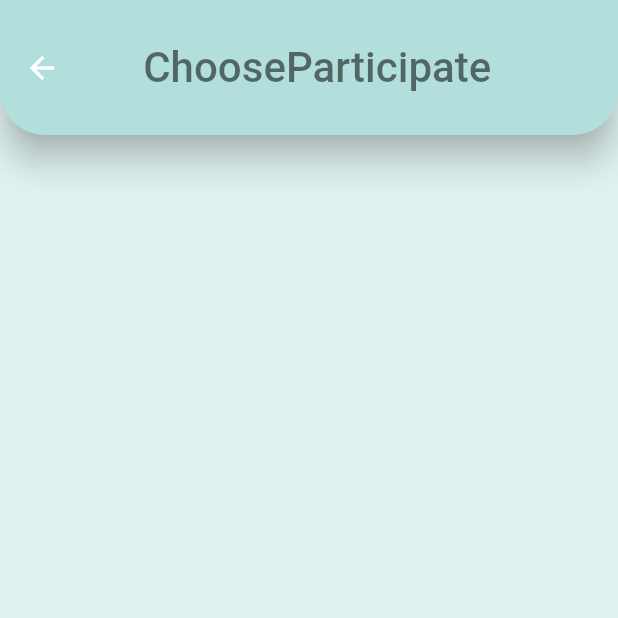
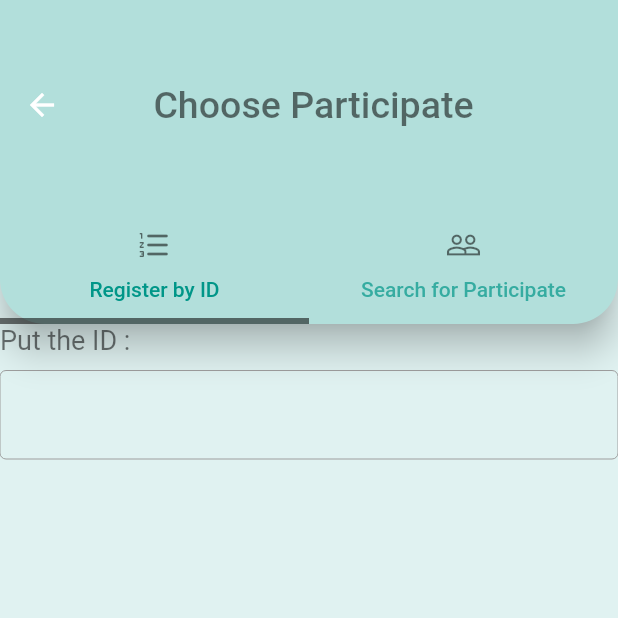
Before and after one commit to mooha9/Eventy_app, a Flutter app: the ChooseParticipate screen opened directly, on a phone screen of 412 x 824 dp, the top half of it. Run offline on Flutter 3.47's test engine with Material 2 defaults, Android fonts, the phone set to English and light mode, and no system bars; our stand-ins replace fancy_bottom_navigation, qr_flutter; missing offline and left inert: vertical_card_pager.

Commit message:
Add choose Particiipate Page

```diff
--- a/lib/screens/choosParaticipate.dart
+++ b/lib/screens/choosParaticipate.dart
@@ -1,5 +1,6 @@
 import 'package:eventy_app/screens/manage_event.dart';
 import 'package:flutter/material.dart';
+import 'package:vertical_card_pager/vertical_card_pager.dart';
 
 class ChooseParticipate extends StatefulWidget {
   @override
@@ -8,12 +9,14 @@ class ChooseParticipate extends StatefulWidget {
 
 class _ChooseParticipateState extends State<ChooseParticipate> {
   @override
-  Widget build(BuildContext context) {
-    return Scaffold(
+  Widget build(BuildContext context) => DefaultTabController(
+      initialIndex: 0,
+      length: 2,
+      child: Scaffold(
         backgroundColor: Colors.teal[50],
         appBar: AppBar(
           backgroundColor: Colors.teal[100],
-        toolbarHeight: 90,
+          toolbarHeight: 140,
           elevation: 10,
           shape: RoundedRectangleBorder(
             borderRadius: BorderRadius.vertical(
@@ -24,24 +27,91 @@ class _ChooseParticipateState extends State<ChooseParticipate> {
             mainAxisAlignment: MainAxisAlignment.center,
             children: [
               Padding(
-               padding: const EdgeInsets.only(right:45.0),
+                padding: const EdgeInsets.only(right: 50),
                 child: Text(
-                'ChooseParticipate',
+                  'Choose Participate',
                   style: TextStyle(
                     color: Colors.black54,
-                  fontSize: 28,
-
+                    fontSize: 25,
                   ),
                 ),
               ),
             ],
           ),
+          bottom: TabBar(
+            //isScrollable: true,
+            indicatorColor: Colors.black54,
+            indicatorWeight: 4,
+            labelColor: Colors.teal,
+            tabs: [
+              Tab(
+                  icon: Icon(
+                    Icons.format_list_numbered_rounded,
+                    color: Colors.black54,
                   ),
-      body:
-      Center()
+                  text: 'Register by ID'),
+              Tab(
+                  icon: Icon(
+                    Icons.people_outline,
+                    color: Colors.black54,
+                  ),
+                  text: 'Search for Participate'),
+            ],
+          ),
+          titleSpacing: 20,
+        ),
+        body: TabBarView(
+          children: [
+            Container(
+              child: byID(),
+            ),
+            Container(
+              child: selectParticipate(),
+            )
+          ],
+        ),
+      ));
+}
 
+byID() {
+  return Stack(children: <Widget>[
+    Container(
+        color: Colors.teal[50],
+        child: Column(
+          mainAxisAlignment: MainAxisAlignment.start,
+          crossAxisAlignment: CrossAxisAlignment.start,
+          children: [
+            Padding(
+              padding: EdgeInsets.symmetric(horizontal: 20.0),
+            ),
+            Text(
+              'Put the ID :',
+              style: TextStyle(
+                color: Colors.black54,
+                fontSize: 18,
+              ),
+            ),
+            Padding(
+              padding: EdgeInsets.symmetric(vertical: 5.0),
+            ),
+            TextField(
+              minLines:
+                  1, // any number you need (It works as the rows for the textarea)
+              keyboardType: TextInputType.multiline,
+              maxLines: null,
+              textAlignVertical: TextAlignVertical.top,
+              decoration: new InputDecoration(
+                enabledBorder: const OutlineInputBorder(
+                  borderSide: const BorderSide(color: Colors.grey, width: 0.0),
+                ),
+                border: OutlineInputBorder(
+                    borderSide: new BorderSide(color: Colors.teal)),
+                hintText: '',
+              ),
+            ),
+          ],
+        ))
+  ]);
+}
 
-
-    );
-  }
-}
+selectParticipate() {}
```
Lines whose indentation alone changed are shown as unchanged.
